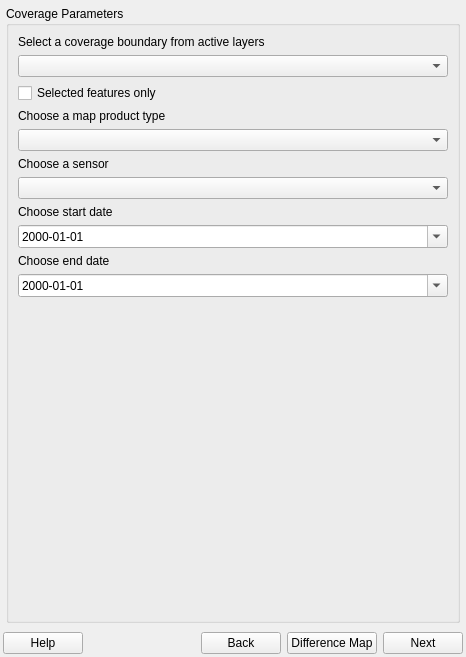
Old version of the form geosys/ui/templates/geosys_dockwidget_base.ui in the repository earthdaily/qgis-plugin.
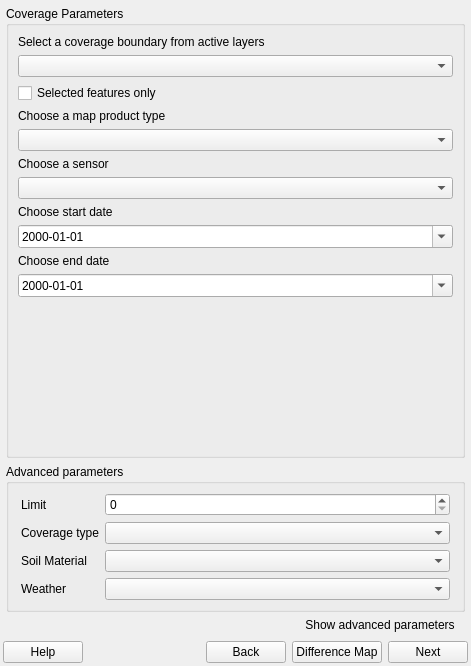
New version of the form.

Commit message: advanced coverage parameters UI control

The edit to the form file:
```diff
--- a/geosys/ui/templates/geosys_dockwidget_base.ui
+++ b/geosys/ui/templates/geosys_dockwidget_base.ui
@@ -6,14 +6,14 @@
    <rect>
     <x>0</x>
     <y>0</y>
-    <width>466</width>
-    <height>657</height>
+    <width>471</width>
+    <height>666</height>
    </rect>
   </property>
   <property name="minimumSize">
    <size>
-    <width>466</width>
-    <height>474</height>
+    <width>471</width>
+    <height>666</height>
    </size>
   </property>
   <property name="windowTitle">
@@ -196,6 +196,129 @@
           </layout>
          </widget>
         </item>
+        <item>
+         <widget class="QGroupBox" name="advanced_parameters_group_box">
+          <property name="title">
+           <string>Advanced parameters</string>
+          </property>
+          <layout class="QFormLayout" name="formLayout_3">
+           <property name="labelAlignment">
+            <set>Qt::AlignLeading|Qt::AlignLeft|Qt::AlignVCenter</set>
+           </property>
+           <property name="leftMargin">
+            <number>12</number>
+           </property>
+           <property name="rightMargin">
+            <number>12</number>
+           </property>
+           <item row="0" column="0">
+            <widget class="QLabel" name="limit_label">
+             <property name="text">
+              <string>Limit</string>
+             </property>
+            </widget>
+           </item>
+           <item row="0" column="1">
+            <widget class="QSpinBox" name="limit_spinbox">
+             <property name="sizePolicy">
+              <sizepolicy hsizetype="Preferred" vsizetype="Fixed">
+               <horstretch>0</horstretch>
+               <verstretch>0</verstretch>
+              </sizepolicy>
+             </property>
+             <property name="minimumSize">
+              <size>
+               <width>300</width>
+               <height>0</height>
+              </size>
+             </property>
+            </widget>
+           </item>
+           <item row="1" column="0">
+            <widget class="QLabel" name="coverage_type_label">
+             <property name="text">
+              <string>Coverage type</string>
+             </property>
+            </widget>
+           </item>
+           <item row="1" column="1">
+            <widget class="QComboBox" name="coverage_type_combobox">
+             <property name="minimumSize">
+              <size>
+               <width>300</width>
+               <height>0</height>
+              </size>
+             </property>
+            </widget>
+           </item>
+           <item row="2" column="0">
+            <widget class="QLabel" name="soil_material_label">
+             <property name="text">
+              <string>Soil Material</string>
+             </property>
+            </widget>
+           </item>
+           <item row="2" column="1">
+            <widget class="QComboBox" name="soil_material_combobox">
+             <property name="minimumSize">
+              <size>
+               <width>300</width>
+               <height>0</height>
+              </size>
+             </property>
+            </widget>
+           </item>
+           <item row="3" column="0">
+            <widget class="QLabel" name="weather_label">
+             <property name="text">
+              <string>Weather</string>
+             </property>
+            </widget>
+           </item>
+           <item row="3" column="1">
+            <widget class="QComboBox" name="weather_combobox">
+             <property name="minimumSize">
+              <size>
+               <width>300</width>
+               <height>0</height>
+              </size>
+             </property>
+            </widget>
+           </item>
+          </layout>
+         </widget>
+        </item>
+        <item alignment="Qt::AlignRight|Qt::AlignTop">
+         <widget class="QLabel" name="advanced_parameters_label">
+          <property name="minimumSize">
+           <size>
+            <width>170</width>
+            <height>0</height>
+           </size>
+          </property>
+          <property name="maximumSize">
+           <size>
+            <width>170</width>
+            <height>16777215</height>
+           </size>
+          </property>
+          <property name="statusTip">
+           <string/>
+          </property>
+          <property name="whatsThis">
+           <string/>
+          </property>
+          <property name="layoutDirection">
+           <enum>Qt::LeftToRight</enum>
+          </property>
+          <property name="text">
+           <string>Show advanced parameters</string>
+          </property>
+          <property name="alignment">
+           <set>Qt::AlignCenter</set>
+          </property>
+         </widget>
+        </item>
        </layout>
       </widget>
       <widget class="QWidget" name="coverage_result_page">
```
Left out of the diff: 5 changed lines with no effect on the pictures. The commit also changes 4 other files.
